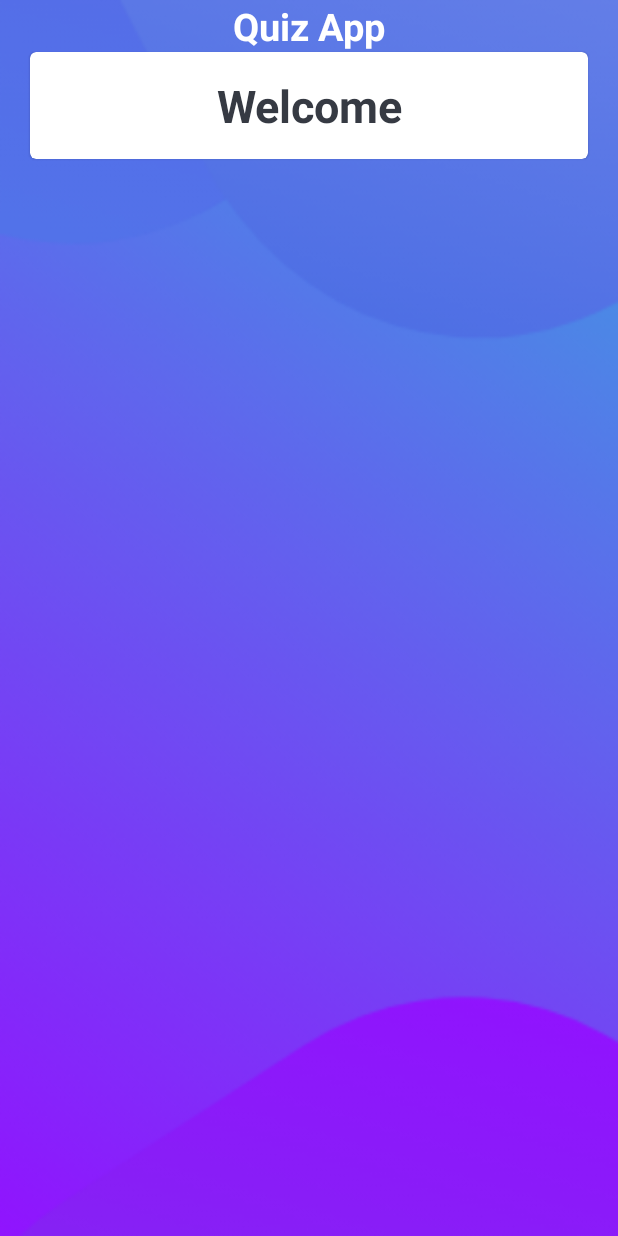
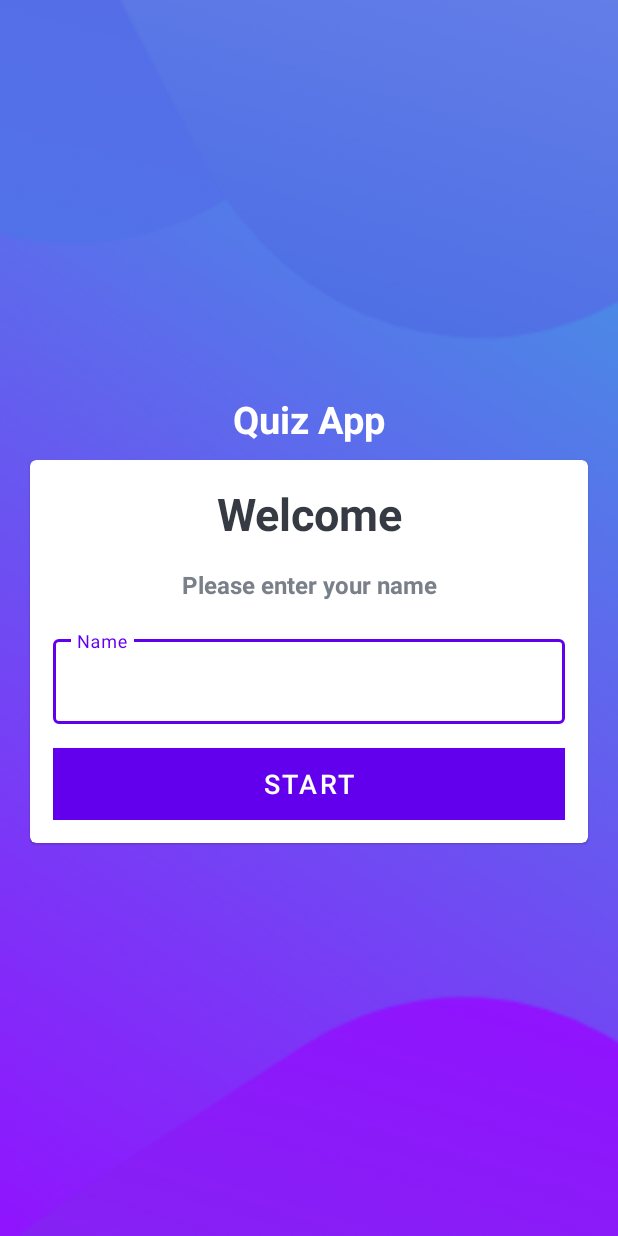
Before and after one commit to CodeMaster1961/AnimeQuiz, an Android app: the screen it shows after launch (MainActivity), on a phone screen of 412 x 824 dp. Run offline under Robolectric (Android 15) with nearby library versions, the phone set to English and light mode, and no system bars.

Commit message:
card centered and a button added

```diff
--- a/app/src/main/res/layout/activity_main.xml
+++ b/app/src/main/res/layout/activity_main.xml
@@ -6,7 +6,9 @@
     android:layout_height="match_parent"
     android:background="@drawable/ic_bg"
     android:orientation="vertical"
-    tools:context=".MainActivity">
+    tools:context=".MainActivity"
+    android:gravity="center"
+    >
 
     <TextView
         android:layout_width="match_parent"
@@ -15,7 +17,9 @@
         android:text="@string/Title"
         android:textColor="@color/white"
         android:textSize="25sp"
-        android:textStyle="bold" />
+        android:textStyle="bold"
+        android:layout_marginBottom="10dp"
+        />
 
 
     <com.google.android.material.card.MaterialCardView
@@ -41,6 +45,44 @@
                 android:textSize="30sp"
                 android:textStyle="bold" />
 
+            <TextView
+                android:layout_width="match_parent"
+                android:layout_height="wrap_content"
+                android:gravity="center"
+                android:text="@string/enterName"
+                android:textColor="@color/grey"
+                android:textSize="16sp"
+                android:textStyle="bold"
+                android:layout_marginTop="16dp"
+                />
+
+            <com.google.android.material.textfield.TextInputLayout
+                android:layout_width="match_parent"
+                android:layout_height="wrap_content"
+                style="@style/Widget.MaterialComponents.TextInputLayout.OutlinedBox"
+                android:layout_marginTop="20dp"
+                >
+
+                <androidx.appcompat.widget.AppCompatEditText
+                    android:layout_width="match_parent"
+                    android:layout_height="wrap_content"
+                    android:hint="@string/name"
+                    android:inputType="textCapWords"
+                    android:textColor="@color/purple"
+                    android:textColorHint="@color/grey"
+                    />
+
+            </com.google.android.material.textfield.TextInputLayout>
+
+            <Button
+                android:layout_width="match_parent"
+                android:layout_height="wrap_content"
+                android:layout_marginTop="16dp"
+                android:background="@color/design_default_color_primary"
+                android:text="@string/startQuiz"
+                android:textColor="@color/white"
+                android:textSize="18sp"
+                />
         </LinearLayout>
     </com.google.android.material.card.MaterialCardView>
 </LinearLayout>
--- a/app/src/main/res/values/colors.xml
+++ b/app/src/main/res/values/colors.xml
@@ -3,4 +3,5 @@
     <color name="black">#FF000000</color>
     <color name="white">#FFFFFFFF</color>
     <color name="purple">#363A43</color>
+    <color name="grey">#7A8089</color>
 </resources>
--- a/app/src/main/res/values/strings.xml
+++ b/app/src/main/res/values/strings.xml
@@ -1,4 +1,7 @@
 <resources>
     <string name="app_name">AnimeQuizApp</string>
     <string name="Title">Quiz App</string>
+    <string name="enterName">Please enter your name</string>
+    <string name="name">Name</string>
+    <string name="startQuiz">Start</string>
 </resources>
```
